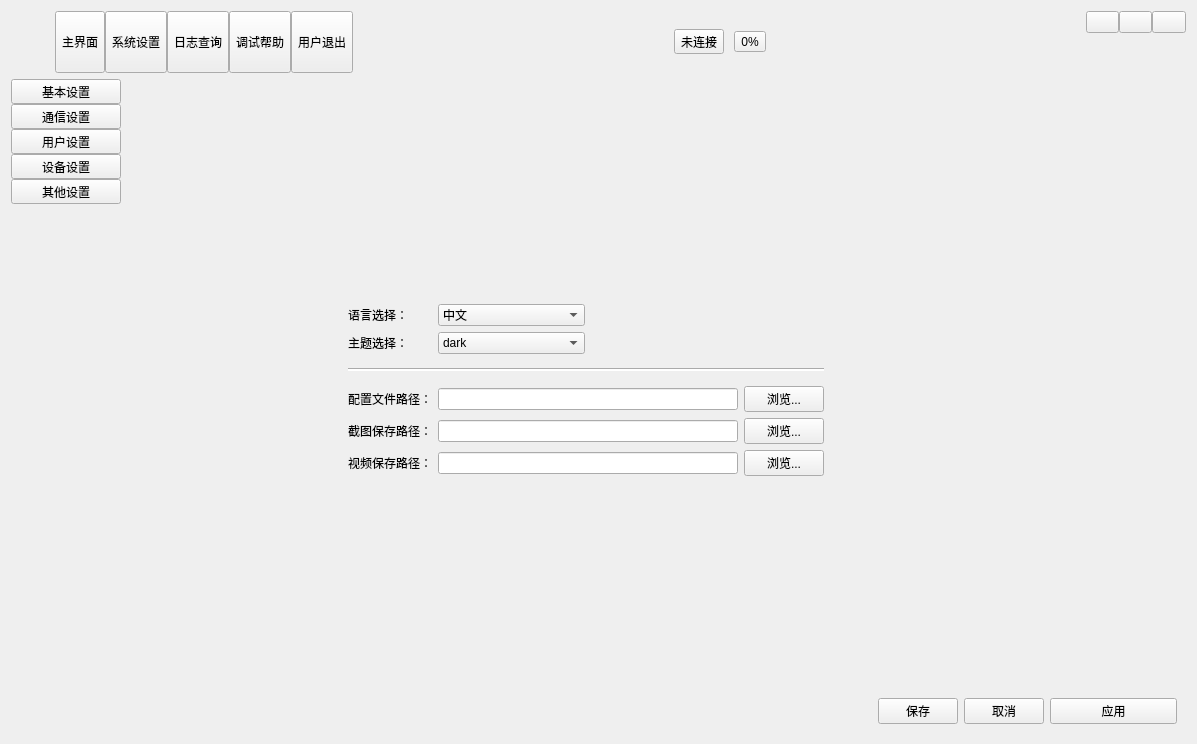
yunke120/III-Robot-Master, file form/frmmain.ui: the form before one commit.
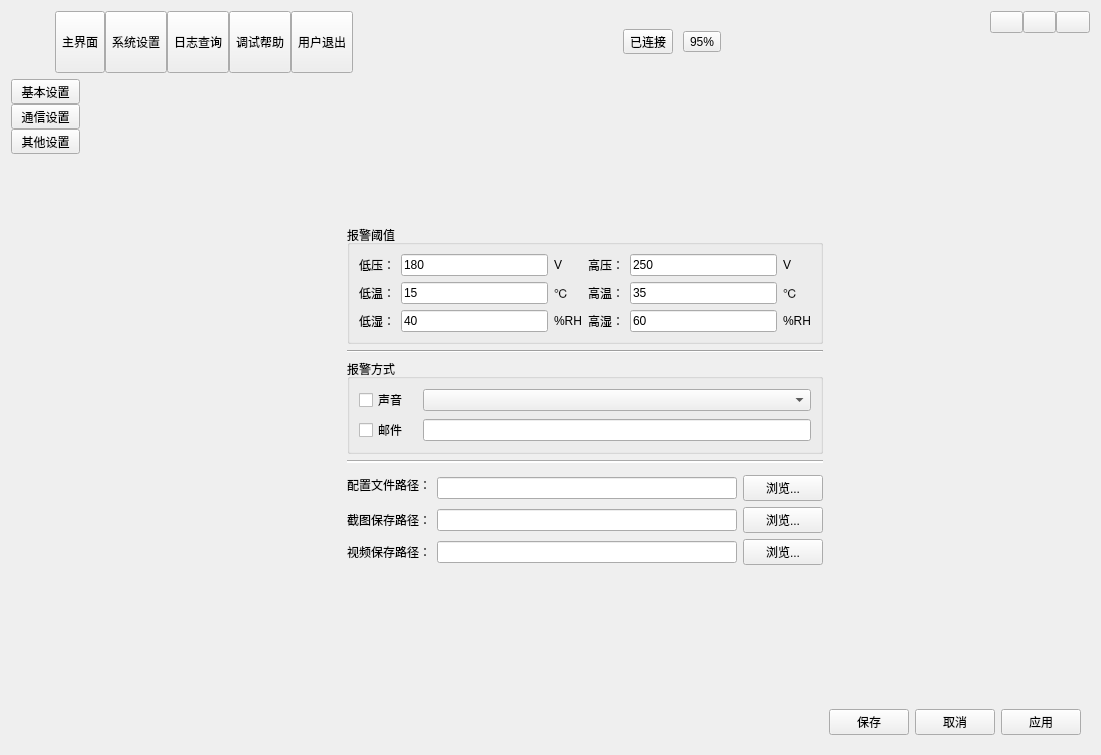
The form after the commit. The open tabs and pages were chosen to show the change. Icons and pictures are not drawn. Custom widgets are drawn as their Qt base class.

```diff
--- a/form/frmmain.ui
+++ b/form/frmmain.ui
@@ -6,8 +6,8 @@
    <rect>
     <x>0</x>
     <y>0</y>
-    <width>1197</width>
-    <height>744</height>
+    <width>1101</width>
+    <height>755</height>
    </rect>
   </property>
   <property name="windowTitle">
@@ -216,7 +216,7 @@
          <string notr="true"/>
         </property>
         <property name="text">
-         <string>未连接</string>
+         <string>已连接</string>
         </property>
         <property name="icon">
          <iconset resource="../other/main.qrc">
@@ -233,7 +233,7 @@
          <string notr="true"/>
         </property>
         <property name="text">
-         <string>0%</string>
+         <string>95%</string>
         </property>
         <property name="icon">
          <iconset resource="../other/main.qrc">
@@ -1141,7 +1141,7 @@
                  </widget>
                 </item>
                 <item>
-                 <widget class="QLabel" name="label_21">
+                 <widget class="QLabel" name="labelRad2">
                   <property name="text">
                    <string>0.1rad/s</string>
                   </property>
@@ -1209,30 +1209,6 @@
              </property>
             </spacer>
            </item>
-           <item row="1" column="2">
-            <widget class="QLabel" name="label_25">
-             <property name="text">
-              <string>- 巡检开始时间：</string>
-             </property>
-             <property name="textFormat">
-              <enum>Qt::MarkdownText</enum>
-             </property>
-            </widget>
-           </item>
-           <item row="1" column="5">
-            <widget class="QToolButton" name="btnExportReport">
-             <property name="text">
-              <string>导出报表</string>
-             </property>
-             <property name="icon">
-              <iconset resource="../other/main.qrc">
-               <normaloff>:/image/export.png</normaloff>:/image/export.png</iconset>
-             </property>
-             <property name="toolButtonStyle">
-              <enum>Qt::ToolButtonTextBesideIcon</enum>
-             </property>
-            </widget>
-           </item>
           </layout>
          </widget>
         </widget>
@@ -1306,32 +1282,6 @@
             </property>
            </widget>
           </item>
-          <item>
-           <widget class="QToolButton" name="tbtnConfig3">
-            <property name="sizePolicy">
-             <sizepolicy hsizetype="Expanding" vsizetype="Fixed">
-              <horstretch>0</horstretch>
-              <verstretch>0</verstretch>
-             </sizepolicy>
-            </property>
-            <property name="text">
-             <string>用户设置</string>
-            </property>
-           </widget>
-          </item>
-          <item>
-           <widget class="QToolButton" name="tbtnConfig5">
-            <property name="sizePolicy">
-             <sizepolicy hsizetype="Expanding" vsizetype="Fixed">
-              <horstretch>0</horstretch>
-              <verstretch>0</verstretch>
-             </sizepolicy>
-            </property>
-            <property name="text">
-             <string>设备设置</string>
-            </property>
-           </widget>
-          </item>
           <item>
            <widget class="QToolButton" name="tbtnConfig6">
             <property name="sizePolicy">
@@ -1364,8 +1314,8 @@
        <item>
         <widget class="QStackedWidget" name="stackedWidget3">
          <widget class="QWidget" name="pageConfig1">
-          <layout class="QGridLayout" name="gridLayout_7" columnstretch="5,1,1,1,1,1,1,1,3">
-           <item row="0" column="3">
+          <layout class="QGridLayout" name="gridLayout_8">
+           <item row="0" column="2">
             <spacer name="verticalSpacer_6">
              <property name="orientation">
               <enum>Qt::Vertical</enum>
@@ -1378,88 +1328,207 @@
              </property>
             </spacer>
            </item>
-           <item row="1" column="1">
-            <widget class="QLabel" name="label_12">
-             <property name="text">
-              <string>语言选择：</string>
+           <item row="1" column="1" colspan="3">
+            <widget class="QGroupBox" name="groupBox_10">
+             <property name="title">
+              <string>报警阈值</string>
              </property>
+             <layout class="QGridLayout" name="gridLayout_7">
+              <item row="0" column="0">
+               <widget class="QLabel" name="label_10">
+                <property name="text">
+                 <string>低压：</string>
+                </property>
+               </widget>
+              </item>
+              <item row="0" column="1">
+               <widget class="QLineEdit" name="lineEdit">
+                <property name="text">
+                 <string>180</string>
+                </property>
+               </widget>
+              </item>
+              <item row="0" column="2">
+               <widget class="QLabel" name="label_13">
+                <property name="text">
+                 <string>V</string>
+                </property>
+               </widget>
+              </item>
+              <item row="0" column="3">
+               <widget class="QLabel" name="label_12">
+                <property name="text">
+                 <string>高压：</string>
+                </property>
+               </widget>
+              </item>
+              <item row="0" column="4">
+               <widget class="QLineEdit" name="lineEdit_2">
+                <property name="text">
+                 <string>250</string>
+                </property>
+               </widget>
+              </item>
+              <item row="0" column="5">
+               <widget class="QLabel" name="label_21">
+                <property name="text">
+                 <string>V</string>
+                </property>
+               </widget>
+              </item>
+              <item row="1" column="0">
+               <widget class="QLabel" name="label_38">
+                <property name="text">
+                 <string>低温：</string>
+                </property>
+               </widget>
+              </item>
+              <item row="1" column="1">
+               <widget class="QLineEdit" name="lineEdit_3">
+                <property name="text">
+                 <string>15</string>
+                </property>
+               </widget>
+              </item>
+              <item row="1" column="2">
+               <widget class="QLabel" name="label_25">
+                <property name="text">
+                 <string>℃</string>
+                </property>
+               </widget>
+              </item>
+              <item row="1" column="3">
+               <widget class="QLabel" name="label_41">
+                <property name="text">
+                 <string>高温：</string>
+                </property>
+               </widget>
+              </item>
+              <item row="1" column="4">
+               <widget class="QLineEdit" name="lineEdit_5">
+                <property name="text">
+                 <string>35</string>
+                </property>
+               </widget>
+              </item>
+              <item row="1" column="5">
+               <widget class="QLabel" name="label_42">
+                <property name="text">
+                 <string>℃</string>
+                </property>
+               </widget>
+              </item>
+              <item row="2" column="0">
+               <widget class="QLabel" name="label_40">
+                <property name="text">
+                 <string>低湿：</string>
+                </property>
+               </widget>
+              </item>
+              <item row="2" column="1">
+               <widget class="QLineEdit" name="lineEdit_4">
+                <property name="text">
+                 <string>40</string>
+                </property>
+               </widget>
+              </item>
+              <item row="2" column="2">
+               <widget class="QLabel" name="label_39">
+                <property name="text">
+                 <string>%RH</string>
+                </property>
+               </widget>
+              </item>
+              <item row="2" column="3">
+               <widget class="QLabel" name="label_43">
+                <property name="text">
+                 <string>高湿：</string>
+                </property>
+               </widget>
+              </item>
+              <item row="2" column="4">
+               <widget class="QLineEdit" name="lineEdit_6">
+                <property name="text">
+                 <string>60</string>
+                </property>
+               </widget>
+              </item>
+              <item row="2" column="5">
+               <widget class="QLabel" name="label_44">
+                <property name="text">
+                 <string>%RH</string>
+                </property>
+               </widget>
+              </item>
+             </layout>
             </widget>
            </item>
-           <item row="1" column="2">
-            <widget class="QComboBox" name="cbLanguage">
-             <item>
-              <property name="text">
-               <string>中文</string>
-              </property>
-             </item>
-             <item>
-              <property name="text">
-               <string>English</string>
-              </property>
-             </item>
-            </widget>
-           </item>
-           <item row="1" column="3" colspan="2">
-            <spacer name="horizontalSpacer_15">
+           <item row="2" column="1" colspan="3">
+            <widget class="Line" name="line_4">
              <property name="orientation">
               <enum>Qt::Horizontal</enum>
              </property>
-             <property name="sizeHint" stdset="0">
-              <size>
-               <width>202</width>
-               <height>20</height>
-              </size>
-             </property>
-            </spacer>
-           </item>
-           <item row="2" column="1">
-            <widget class="QLabel" name="label_13">
-             <property name="text">
-              <string>主题选择：</string>
-             </property>
             </widget>
            </item>
-           <item row="2" column="2">
-            <widget class="QComboBox" name="cbTheme">
-             <item>
-              <property name="text">
-               <string>dark</string>
+           <item row="3" column="1" rowspan="2" colspan="3">
+            <widget class="QGroupBox" name="groupBox_11">
+             <property name="title">
+              <string>报警方式</string>
+             </property>
+             <layout class="QGridLayout" name="gridLayout_23">
+              <property name="horizontalSpacing">
+               <number>15</number>
               </property>
-             </item>
-             <item>
-              <property name="text">
-               <string>light</string>
-              </property>
-             </item>
+              <item row="0" column="0">
+               <widget class="QCheckBox" name="checkBox">
+                <property name="text">
+                 <string>声音</string>
+                </property>
+               </widget>
+              </item>
+              <item row="1" column="0">
+               <widget class="QCheckBox" name="checkBox_2">
+                <property name="text">
+                 <string>邮件</string>
+                </property>
+               </widget>
+              </item>
+              <item row="1" column="1">
+               <widget class="QLineEdit" name="leEmail_2"/>
+              </item>
+              <item row="0" column="1">
+               <widget class="QComboBox" name="cbVoice"/>
+              </item>
+             </layout>
             </widget>
            </item>
-           <item row="2" column="3" colspan="2">
-            <spacer name="horizontalSpacer_16">
-             <property name="orientation">
-              <enum>Qt::Horizontal</enum>
-             </property>
-             <property name="sizeHint" stdset="0">
-              <size>
-               <width>202</width>
-               <height>20</height>
-              </size>
-             </property>
-            </spacer>
-           </item>
-           <item row="3" column="0">
+           <item row="4" column="0">
             <spacer name="horizontalSpacer_8">
              <property name="orientation">
               <enum>Qt::Horizontal</enum>
              </property>
              <property name="sizeHint" stdset="0">
               <size>
-               <width>202</width>
+               <width>169</width>
                <height>20</height>
               </size>
              </property>
             </spacer>
            </item>
-           <item row="3" column="1" colspan="4">
+           <item row="4" column="4">
+            <spacer name="horizontalSpacer_9">
+             <property name="orientation">
+              <enum>Qt::Horizontal</enum>
+             </property>
+             <property name="sizeHint" stdset="0">
+              <size>
+               <width>168</width>
+               <height>20</height>
+              </size>
+             </property>
+            </spacer>
+           </item>
+           <item row="5" column="1" colspan="3">
             <widget class="Line" name="line">
              <property name="styleSheet">
               <string notr="true">color: rgb(255, 255, 255);
@@ -1470,27 +1539,14 @@
              </property>
             </widget>
            </item>
-           <item row="3" column="5" colspan="4">
-            <spacer name="horizontalSpacer_9">
-             <property name="orientation">
-              <enum>Qt::Horizontal</enum>
-             </property>
-             <property name="sizeHint" stdset="0">
-              <size>
-               <width>164</width>
-               <height>20</height>
-              </size>
-             </property>
-            </spacer>
-           </item>
-           <item row="4" column="1">
+           <item row="6" column="1" rowspan="2">
             <widget class="QLabel" name="label">
              <property name="text">
               <string>配置文件路径：</string>
              </property>
             </widget>
            </item>
-           <item row="4" column="2" colspan="2">
+           <item row="7" column="2">
             <widget class="QLineEdit" name="leSaveConfig">
              <property name="minimumSize">
               <size>
@@ -1500,21 +1556,21 @@
              </property>
             </widget>
            </item>
-           <item row="4" column="4">
+           <item row="7" column="3">
             <widget class="QPushButton" name="btnSaveConfig">
              <property name="text">
               <string>浏览...</string>
              </property>
             </widget>
            </item>
-           <item row="5" column="1">
+           <item row="8" column="1">
             <widget class="QLabel" name="label_8">
              <property name="text">
               <string>截图保存路径：</string>
              </property>
             </widget>
            </item>
-           <item row="5" column="2" colspan="2">
+           <item row="8" column="2">
             <widget class="QLineEdit" name="leSaveImage">
              <property name="minimumSize">
               <size>
@@ -1527,21 +1583,21 @@
              </property>
             </widget>
            </item>
-           <item row="5" column="4">
+           <item row="8" column="3">
             <widget class="QPushButton" name="btnSaveImage">
              <property name="text">
               <string>浏览...</string>
              </property>
             </widget>
            </item>
-           <item row="6" column="1">
+           <item row="9" column="1">
             <widget class="QLabel" name="label_9">
              <property name="text">
               <string>视频保存路径：</string>
              </property>
             </widget>
            </item>
-           <item row="6" column="2" colspan="2">
+           <item row="9" column="2">
             <widget class="QLineEdit" name="leSaveVideo">
              <property name="minimumSize">
               <size>
@@ -1551,14 +1607,14 @@
              </property>
             </widget>
            </item>
-           <item row="6" column="4">
+           <item row="9" column="3">
             <widget class="QPushButton" name="btnSaveVideo">
              <property name="text">
               <string>浏览...</string>
              </property>
             </widget>
            </item>
-           <item row="7" column="3">
+           <item row="10" column="2">
             <spacer name="verticalSpacer_7">
              <property name="orientation">
               <enum>Qt::Vertical</enum>
@@ -1571,39 +1627,43 @@
              </property>
             </spacer>
            </item>
-           <item row="8" column="0" colspan="6">
-            <spacer name="horizontalSpacer_10">
-             <property name="orientation">
-              <enum>Qt::Horizontal</enum>
-             </property>
-             <property name="sizeHint" stdset="0">
-              <size>
-               <width>102</width>
-               <height>20</height>
-              </size>
-             </property>
-            </spacer>
-           </item>
-           <item row="8" column="6">
-            <widget class="QPushButton" name="btnC1Confirm">
-             <property name="text">
-              <string>保存</string>
-             </property>
-            </widget>
-           </item>
-           <item row="8" column="7">
-            <widget class="QPushButton" name="btnC1Cancel">
-             <property name="text">
-              <string>取消</string>
-             </property>
-            </widget>
-           </item>
-           <item row="8" column="8">
-            <widget class="QPushButton" name="btnC1Apply">
-             <property name="text">
-              <string>应用</string>
-             </property>
-            </widget>
+           <item row="11" column="0" colspan="5">
+            <layout class="QHBoxLayout" name="horizontalLayout_11">
+             <item>
+              <spacer name="horizontalSpacer_10">
+               <property name="orientation">
+                <enum>Qt::Horizontal</enum>
+               </property>
+               <property name="sizeHint" stdset="0">
+                <size>
+                 <width>102</width>
+                 <height>20</height>
+                </size>
+               </property>
+              </spacer>
+             </item>
+             <item>
+              <widget class="QPushButton" name="btnC1Confirm">
+               <property name="text">
+                <string>保存</string>
+               </property>
+              </widget>
+             </item>
+             <item>
+              <widget class="QPushButton" name="btnC1Cancel">
+               <property name="text">
+                <string>取消</string>
+               </property>
+              </widget>
+             </item>
+             <item>
+              <widget class="QPushButton" name="btnC1Apply">
+               <property name="text">
+                <string>应用</string>
+               </property>
+              </widget>
+             </item>
+            </layout>
            </item>
           </layout>
          </widget>
@@ -2025,24 +2085,6 @@
            </item>
           </layout>
          </widget>
-         <widget class="QWidget" name="pageConfig3">
-          <layout class="QGridLayout" name="gridLayout_8"/>
-         </widget>
-         <widget class="QWidget" name="pageConfig4">
-          <widget class="QLabel" name="label_10">
-           <property name="geometry">
-            <rect>
-             <x>380</x>
-             <y>270</y>
-             <width>72</width>
-             <height>15</height>
-            </rect>
-           </property>
-           <property name="text">
-            <string>TextLabel</string>
-           </property>
-          </widget>
-         </widget>
          <widget class="QWidget" name="pageConfig5">
           <layout class="QGridLayout" name="gridLayout_17">
            <item row="0" column="1">
```
Left out of the diff: 115 changed lines with no effect on the pictures.
